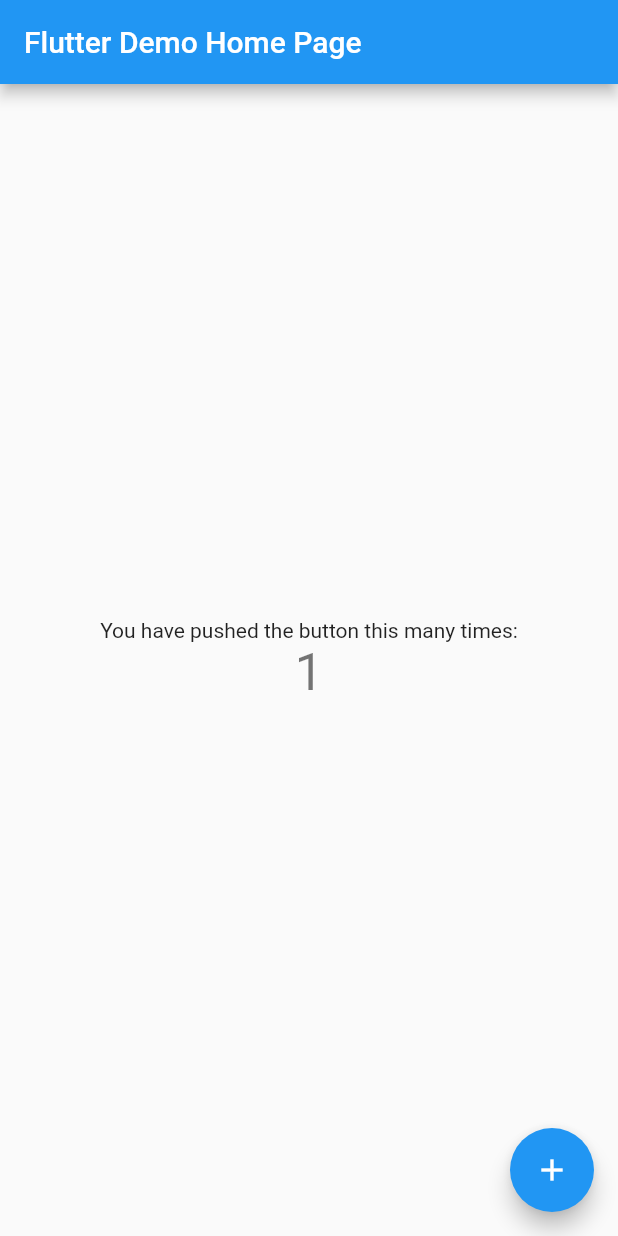
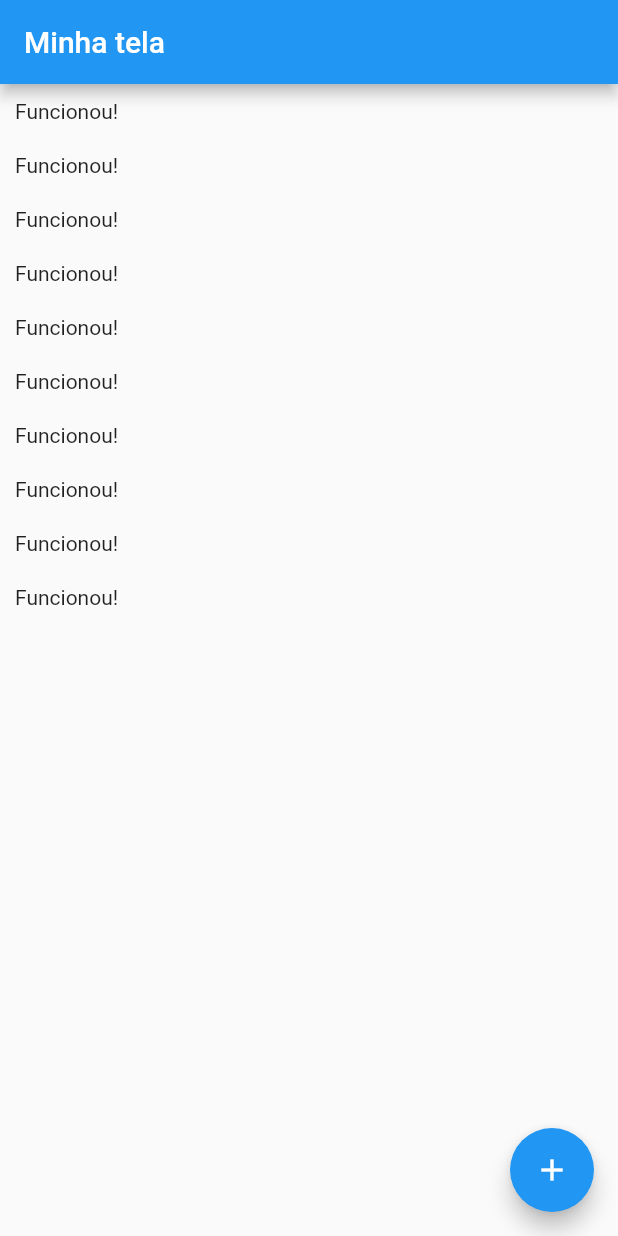
Before and after one commit to dpmart/chat_app, a Flutter app: the screen it shows after launch, after a tap on the "add" icon, on a phone screen of 412 x 824 dp. Run offline on Flutter 3.47's test engine with Material 2 defaults, Android fonts, the phone set to English and light mode, and no system bars; our stand-ins replace cloud_firestore, firebase_core; accounts and stored records are empty.

```diff
--- a/lib/main.dart
+++ b/lib/main.dart
@@ -1,3 +1,4 @@
+import 'package:chat_app/screens/chat_screen.dart';
 import 'package:flutter/material.dart';
 
 void main() {
@@ -9,109 +10,12 @@ class MyApp extends StatelessWidget {
   @override
   Widget build(BuildContext context) {
     return MaterialApp(
-      title: 'Flutter Demo',
+      title: 'Flutter Chat',
       theme: ThemeData(
-        // This is the theme of your application.
-        //
-        // Try running your application with "flutter run". You'll see the
-        // application has a blue toolbar. Then, without quitting the app, try
-        // changing the primarySwatch below to Colors.green and then invoke
-        // "hot reload" (press "r" in the console where you ran "flutter run",
-        // or simply save your changes to "hot reload" in a Flutter IDE).
-        // Notice that the counter didn't reset back to zero; the application
-        // is not restarted.
         primarySwatch: Colors.blue,
-        // This makes the visual density adapt to the platform that you run
-        // the app on. For desktop platforms, the controls will be smaller and
-        // closer together (more dense) than on mobile platforms.
         visualDensity: VisualDensity.adaptivePlatformDensity,
       ),
-      home: MyHomePage(title: 'Flutter Demo Home Page'),
+      home: ChatScreen(),
     );
   }
 }
-
-class MyHomePage extends StatefulWidget {
-  MyHomePage({Key key, this.title}) : super(key: key);
-
-  // This widget is the home page of your application. It is stateful, meaning
-  // that it has a State object (defined below) that contains fields that affect
-  // how it looks.
-
-  // This class is the configuration for the state. It holds the values (in this
-  // case the title) provided by the parent (in this case the App widget) and
-  // used by the build method of the State. Fields in a Widget subclass are
-  // always marked "final".
-
-  final String title;
-
-  @override
-  _MyHomePageState createState() => _MyHomePageState();
-}
-
-class _MyHomePageState extends State<MyHomePage> {
-  int _counter = 0;
-
-  void _incrementCounter() {
-    setState(() {
-      // This call to setState tells the Flutter framework that something has
-      // changed in this State, which causes it to rerun the build method below
-      // so that the display can reflect the updated values. If we changed
-      // _counter without calling setState(), then the build method would not be
-      // called again, and so nothing would appear to happen.
-      _counter++;
-    });
-  }
-
-  @override
-  Widget build(BuildContext context) {
-    // This method is rerun every time setState is called, for instance as done
-    // by the _incrementCounter method above.
-    //
-    // The Flutter framework has been optimized to make rerunning build methods
-    // fast, so that you can just rebuild anything that needs updating rather
-    // than having to individually change instances of widgets.
-    return Scaffold(
-      appBar: AppBar(
-        // Here we take the value from the MyHomePage object that was created by
-        // the App.build method, and use it to set our appbar title.
-        title: Text(widget.title),
-      ),
-      body: Center(
-        // Center is a layout widget. It takes a single child and positions it
-        // in the middle of the parent.
-        child: Column(
-          // Column is also a layout widget. It takes a list of children and
-          // arranges them vertically. By default, it sizes itself to fit its
-          // children horizontally, and tries to be as tall as its parent.
-          //
-          // Invoke "debug painting" (press "p" in the console, choose the
-          // "Toggle Debug Paint" action from the Flutter Inspector in Android
-          // Studio, or the "Toggle Debug Paint" command in Visual Studio Code)
-          // to see the wireframe for each widget.
-          //
-          // Column has various properties to control how it sizes itself and
-          // how it positions its children. Here we use mainAxisAlignment to
-          // center the children vertically; the main axis here is the vertical
-          // axis because Columns are vertical (the cross axis would be
-          // horizontal).
-          mainAxisAlignment: MainAxisAlignment.center,
-          children: <Widget>[
-            Text(
-              'You have pushed the button this many times:',
-            ),
-            Text(
-              '$_counter',
-              style: Theme.of(context).textTheme.headline4,
-            ),
-          ],
-        ),
-      ),
-      floatingActionButton: FloatingActionButton(
-        onPressed: _incrementCounter,
-        tooltip: 'Increment',
-        child: Icon(Icons.add),
-      ), // This trailing comma makes auto-formatting nicer for build methods.
-    );
-  }
-}
--- /dev/null
+++ b/lib/screens/chat_screen.dart
@@ -0,0 +1,37 @@
+import 'package:cloud_firestore/cloud_firestore.dart';
+import 'package:firebase_core/firebase_core.dart';
+import 'package:flutter/material.dart';
+
+class ChatScreen extends StatelessWidget {
+  @override
+  Widget build(BuildContext context) {
+    return Scaffold(
+      appBar: AppBar(
+        title: Text('Minha tela'),
+      ),
+      body: ListView.builder(
+        itemCount: 10,
+        itemBuilder: (ctx, i) => Container(
+          padding: EdgeInsets.all(10),
+          child: Text("Funcionou!"),
+        ),
+      ),
+      floatingActionButton: FloatingActionButton(
+        child: Icon(Icons.add),
+        onPressed: () async {
+          if (Firebase.apps.length == 0) {
+            await Firebase.initializeApp();
+          }
+          FirebaseFirestore.instance
+              .collection("chat")
+              .snapshots()
+              .listen((querySnapshot) {
+            querySnapshot.docs.forEach((element) {
+              print(element['text']);
+            });
+          });
+        },
+      ),
+    );
+  }
+}
--- a/pubspec.yaml
+++ b/pubspec.yaml
@@ -23,6 +23,8 @@ environment:
 dependencies:
   flutter:
     sdk: flutter
+  firebase_core: ^0.5.0+1
+  cloud_firestore: ^0.14.1+3
 
 
   # The following adds the Cupertino Icons font to your application.
```
Also changed, not shown: pubspec.lock, 14 other files.
